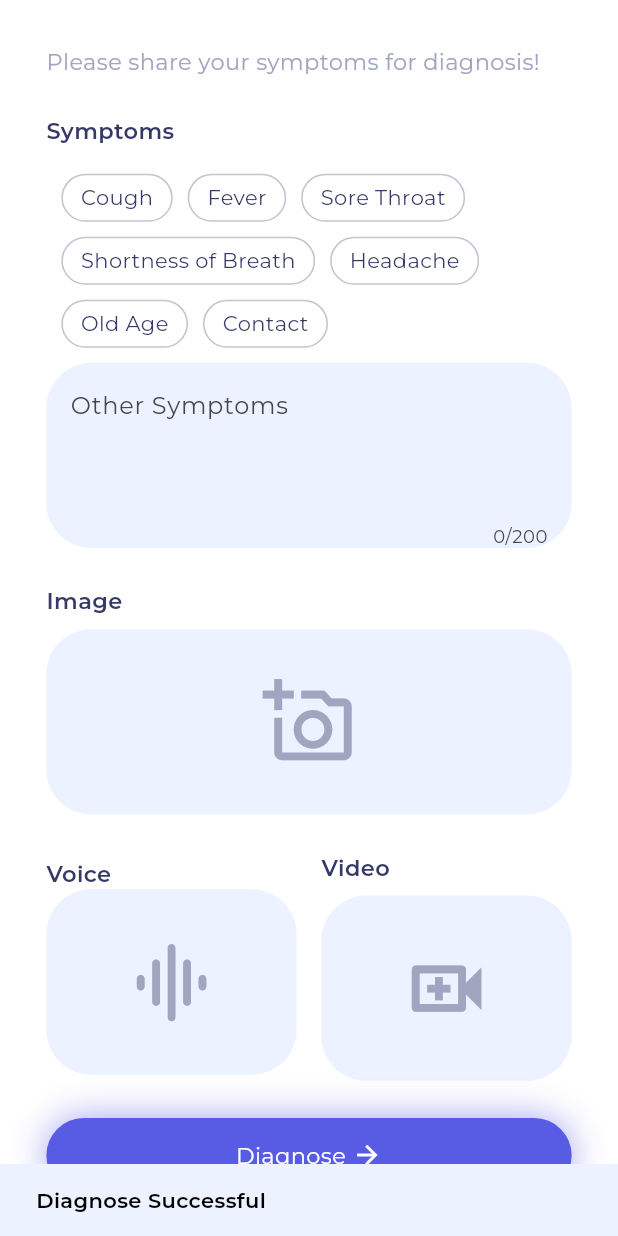
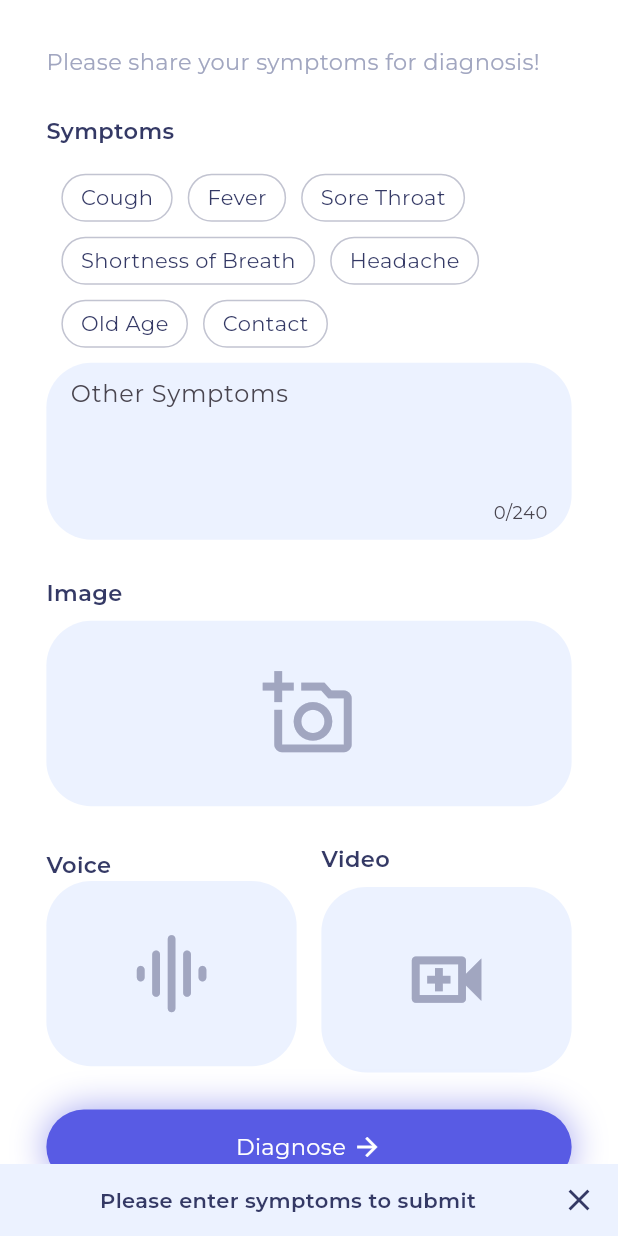
Before and after one commit to AumGupta/doc-otg, a Flutter app: the DiagnoseScreen screen opened directly, after a tap on "Diagnose", on a phone screen of 412 x 824 dp. Run offline on Flutter 3.47's test engine with Material 2 defaults, Android fonts, the phone set to English and light mode, and no system bars; our stand-ins replace audioplayers, cached_network_image, chips_choice_null_safety, cloud_firestore, easy_splash_screen, file_picker and 5 more; accounts and stored records are empty; network calls fail.

Commit message:
Code Refined

```diff
--- a/lib/resources/firebase_methods.dart
+++ b/lib/resources/firebase_methods.dart
@@ -51,8 +51,9 @@ class FireStoreMethods {
 
   // Upload a Report (Analysed Post)
   Future<String> uploadReport(String uid, Map<String, String> symptoms) async {
-    String res = "Some Error Occoured";
+    String res = "Some Error Occurred";
     String textResult = '';
+    // print('Start: ' + DateTime.now().toString());
     var url = Uri.parse('https://docotg.onrender.com/text');
     try {
       var response = await http.post(
@@ -64,12 +65,14 @@ class FireStoreMethods {
         var data = json.decode(response.body);
         textResult = '$data';
       } else {
-        textResult = 'Error: ${response.statusCode}';
+        return 'Error: ${response.statusCode}';
+        // textResult = 'Error: ${response.statusCode}';
       }
     } catch (e) {
-      textResult = 'Error: $e';
+      return 'Error: $e';
+      // textResult = 'Error: $e';
     }
-
+    // print('$textResult:' + DateTime.now().toString());
     try {
       var latestPost = await _firestore
           .collection("users")
@@ -80,7 +83,7 @@ class FireStoreMethods {
           .get();
       var post = latestPost.docs.first.data();
       String postId = post["postId"];
-
+      // print("got latest post " + DateTime.now().toString());
       String reportId = const Uuid().v1();
       Report report = Report(
         textResult: textResult,
@@ -90,10 +93,12 @@ class FireStoreMethods {
         datePublished: DateTime.now(),
       );
       _firestore.collection("reports").doc(reportId).set(report.toJson());
+      // print("post uploaded " + DateTime.now().toString());
       res = "success";
     } catch (e) {
       res = e.toString();
     }
+    // print("END " + DateTime.now().toString());
     return res;
   }
 
--- a/lib/screens/diagnose_screen.dart
+++ b/lib/screens/diagnose_screen.dart
@@ -150,6 +150,10 @@ class _DiagnoseScreenState extends State<DiagnoseScreen> {
     String name,
     String profImage,
   ) async {
+    if (symptoms.values.any((element) => true) == false) {
+      showSnackBar("Please enter symptoms to submit", context);
+      return;
+    }
     setState(() {
       isLoading = true;
     });
@@ -207,7 +211,7 @@ class _DiagnoseScreenState extends State<DiagnoseScreen> {
         setState(() {
           isLoading = false;
         });
-        showSnackBar(res, context);
+        showSnackBar(res2, context);
       }
     } catch (err) {
       setState(() {
@@ -218,6 +222,7 @@ class _DiagnoseScreenState extends State<DiagnoseScreen> {
     } finally {
       setState(() {
         tags = [];
+        symptoms = {};
         submissionStatus = const SizedBox();
         _descriptionController.text = '';
         clearImage();
@@ -306,8 +311,7 @@ class _DiagnoseScreenState extends State<DiagnoseScreen> {
               ),
 
               Container(
-                  width: double.infinity,
-                  height: height * 0.15,
+                  padding: const EdgeInsets.fromLTRB(16, 0, 16, 10),
                   decoration: BoxDecoration(
                     // border: Border.all(width: 1, color: greyColor),
                     borderRadius: BorderRadius.circular(30),
@@ -315,13 +319,13 @@ class _DiagnoseScreenState extends State<DiagnoseScreen> {
                   ),
                   child: TextFormField(
                     controller: _descriptionController,
-                    maxLength: 200,
+                    cursorColor: primaryColor,
+                    maxLength: 240,
                     maxLines: 3,
                     textAlignVertical: TextAlignVertical.top,
                     decoration: const InputDecoration(
                       border: InputBorder.none,
-                      contentPadding:
-                          EdgeInsets.symmetric(vertical: 16, horizontal: 16),
+                      // contentPadding: EdgeInsets.symmetric(vertical: 16, horizontal: 16),
                       hintText: "Other Symptoms",
                     ),
                   )),
--- a/lib/screens/reports_list_screen.dart
+++ b/lib/screens/reports_list_screen.dart
@@ -53,7 +53,7 @@ class _ReportsListScreenState extends State<ReportsListScreen> {
                               borderRadius:
                                   BorderRadius.all(Radius.circular(30))),
                           child: Container(
-                            height: 129,
+                            height: 127,
                           ),
                         );
                       },
@@ -70,7 +70,9 @@ class _ReportsListScreenState extends State<ReportsListScreen> {
                           size: width * 0.5,
                           color: blueTint,
                         ),
-                        SizedBox(height: height*0.05,),
+                        SizedBox(
+                          height: height * 0.05,
+                        ),
                         Text(
                           "No Reports To Show",
                           style: TextStyle(
@@ -87,13 +89,14 @@ class _ReportsListScreenState extends State<ReportsListScreen> {
                       return Card(
                         margin: const EdgeInsets.only(bottom: 18),
                         color: colors[1],
+                        clipBehavior: Clip.hardEdge,
                         elevation: 0,
                         shape: const RoundedRectangleBorder(
                             borderRadius:
                                 BorderRadius.all(Radius.circular(30))),
                         child: Container(
                           padding:
-                              EdgeInsets.fromLTRB(16, height * 0.03, 16, 16),
+                              const EdgeInsets.fromLTRB(16, 25, 16, 16),
                           child: Column(
                             children: [
                               Row(
@@ -128,11 +131,11 @@ class _ReportsListScreenState extends State<ReportsListScreen> {
                                   ),
                                 ],
                               ),
-                              SizedBox(
-                                height: height * 0.02,
+                              const SizedBox(
+                                height: 16,
                               ),
                               Container(
-                                height: height * 0.05,
+                                height: 40,
                                 decoration: BoxDecoration(
                                     borderRadius: BorderRadius.circular(14),
                                     color: colors[0].withOpacity(0.1)),
--- a/lib/utils/utils.dart
+++ b/lib/utils/utils.dart
@@ -2,7 +2,6 @@ import 'package:docotg/utils/colors.dart';
 import 'package:flutter/material.dart';
 import 'package:image_picker/image_picker.dart';
 import 'package:file_picker/file_picker.dart';
-
 
 pickImage(ImageSource source) async {
   final ImagePicker _imagePicker = ImagePicker();
@@ -11,8 +10,7 @@ pickImage(ImageSource source) async {
 
   if (_file != null) {
     return await _file.readAsBytes();
-  } else {
-  }
+  } else {}
 }
 
 pickAudio() async {
@@ -22,29 +20,32 @@ pickAudio() async {
 
   if (result != null) {
     return await result.files.single.path;
-  } else {
-  }
+  } else {}
 }
 
 showSnackBar(String content, BuildContext context) {
-  ScaffoldMessenger.of(context).showSnackBar(
-      SnackBar(
-          content: Text(
-            content,
-            style: const TextStyle(
-              fontWeight: FontWeight.bold,
-              color: Colors.black
-            ),
-          ),
-          backgroundColor: blueTint,
-      )
-    );
+  ScaffoldMessenger.of(context).showSnackBar(SnackBar(
+    content: Center(
+      child: Text(
+        content,
+        style: TextStyle(
+          fontWeight: FontWeight.bold,
+          color: darkPurple,
+        ),
+      ),
+    ),
+    backgroundColor: blueTint,
+    showCloseIcon: true,
+    closeIconColor: darkPurple,
+  ));
 }
 
 List<Color> getReportStatusColors(String status) {
-  return status=='Positive'?[redColor,lightRedColor]:[greenColor,lightGreenColor];
+  return status == 'Positive'
+      ? [redColor, lightRedColor]
+      : [greenColor, lightGreenColor];
 }
+
 IconData getReportStatusIcon(String status) {
-  return status=='Positive'?Icons.report_rounded
-      :Icons.verified_rounded;
+  return status == 'Positive' ? Icons.report_rounded : Icons.verified_rounded;
 }
```
Also changed, not shown: 2 other files.
